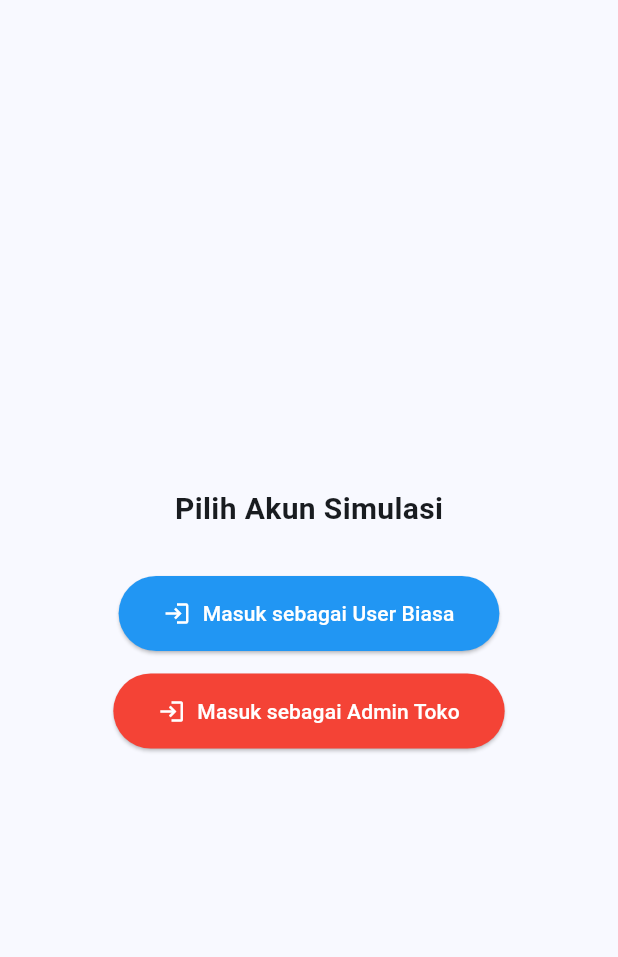
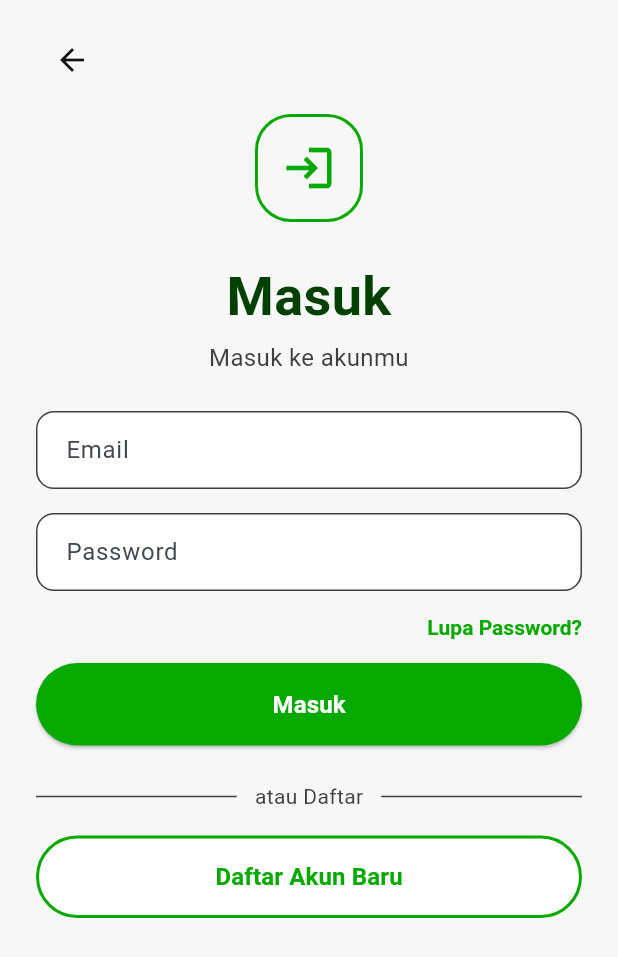
Before and after one commit to KamingLo/Learra, a Flutter app: the screen it shows after launch, item 3 of the bottom bar chosen, on a phone screen of 412 x 824 dp. Shown: the top 957 px of the screen. Run offline on Flutter 3.47's test engine with Material 3 defaults, Android fonts, the phone set to English and light mode, and no system bars; our stand-ins replace flutter_dotenv, shared_preferences.

Commit message:
Making the login page

```diff
--- a/lib/config/menu_config.dart
+++ b/lib/config/menu_config.dart
@@ -1,6 +1,9 @@
 import 'package:flutter/material.dart';
 import '../services/session_service.dart';
-import '../widgets/main_navbar.dart'; // Untuk navigasi ulang setelah logout
+import '../widgets/main_navbar.dart';
+// Impor screens dari lokasi baru
+import '../screens/auth/login_screen.dart';
+import '../screens/user/profile_screen.dart';
 
 // Model Menu
 class NavItem {
@@ -35,8 +38,8 @@ class MenuConfig {
     'pembayaran': NavItem(label: 'Bayar', icon: Icons.payment, screen: const PlaceholderScreen('Pembayaran', Colors.green)),
 
     // Profile (Isinya beda antara Guest vs User)
-    'profile': NavItem(label: 'Profil', icon: Icons.person, screen: const PlaceholderScreen('User Profile', Colors.grey)),
-    'login_nav': NavItem(label: 'Masuk', icon: Icons.login, screen: const PlaceholderScreen('Halaman Login', Colors.purple)), // Untuk Guest
+    'profile': NavItem(label: 'Profil', icon: Icons.person, screen: const ProfileScreen()), // <-- Diarahkan ke ProfileScreen
+    'login_nav': NavItem(label: 'Masuk', icon: Icons.login, screen: const LoginScreen()), // <-- Diarahkan ke LoginScreen
   };
 
   // LOGIC UTAMA: Menentukan List Menu berdasarkan Role
@@ -57,7 +60,6 @@ class MenuConfig {
       case 'guest':
       default:
         // Guest: Terbatas (Home, Produk, dan menu Login/Profile)
-        // Catatan: Guest biasanya menu terakhirnya mengarah ke LoginScreen
         keys = ['home', 'produk', 'login_nav'];
         break;
     }
--- a/lib/main.dart
+++ b/lib/main.dart
@@ -3,6 +3,7 @@ import 'package:flutter_dotenv/flutter_dotenv.dart';
 import 'package:flutter/services.dart';
 import 'services/session_service.dart';
 import 'widgets/main_navbar.dart';
+import 'screens/auth/login_screen.dart'; // Import untuk rute opsional
 
 Future<void> main() async {
   WidgetsFlutterBinding.ensureInitialized();
@@ -21,12 +22,15 @@ class MyApp extends StatelessWidget {
   Widget build(BuildContext context) {
     return MaterialApp(
       debugShowCheckedModeBanner: false,
-      title: 'Multi-Role App',
+      title: 'Learra',
       theme: ThemeData(
         colorScheme: ColorScheme.fromSeed(seedColor: Colors.blue),
         useMaterial3: true,
       ),
       home: const AuthCheck(),
+      routes: {
+        '/login': (context) => const LoginScreen(),
+      },
     );
   }
 }
@@ -63,57 +67,3 @@ class _AuthCheckState extends State<AuthCheck> {
   @override
   Widget build(BuildContext context) => const Scaffold(body: Center(child: CircularProgressIndicator()));
 }
-
-// --- 2. Halaman Login (Simulasi) ---
-// Nanti file ini dipindah ke screens/auth/login_screen.dart
-class LoginScreen extends StatelessWidget {
-  const LoginScreen({super.key});
-
-  void _performLogin(BuildContext context, String role) async {
-    // CERITANYA: Request ke API berhasil, dapet Token "abc123xyz"
-    String fakeToken = "eyJhbGciOiJIUzI1NiIsInR5cCI6IkpXVCJ9...";
-
-    // 1. Simpan Role & Token
-    await SessionService.saveSession(role, fakeToken);
-
-    if (!context.mounted) return;
-
-    // 2. Reload Aplikasi ke Navbar dengan Role Baru
-    Navigator.pushAndRemoveUntil(
-      context,
-      MaterialPageRoute(builder: (_) => MainNavbar(role: role)),
-      (route) => false,
-    );
-  }
-
-  @override
-  Widget build(BuildContext context) {
-    return Scaffold(
-      body: Center(
-        child: Column(
-          mainAxisAlignment: MainAxisAlignment.center,
-          children: [
-            const Text("Pilih Akun Simulasi", style: TextStyle(fontSize: 20, fontWeight: FontWeight.bold)),
-            const SizedBox(height: 30),
-
-            _loginButton(context, 'User Biasa', 'user', Colors.blue),
-            const SizedBox(height: 15),
-            _loginButton(context, 'Admin Toko', 'admin', Colors.red),
-          ],
-        ),
-      ),
-    );
-  }
-
-  Widget _loginButton(BuildContext context, String label, String role, Color color) {
-    return ElevatedButton.icon(
-      onPressed: () => _performLogin(context, role),
-      icon: const Icon(Icons.login, color: Colors.white),
-      label: Text("Masuk sebagai $label", style: const TextStyle(color: Colors.white)),
-      style: ElevatedButton.styleFrom(
-        backgroundColor: color,
-        padding: const EdgeInsets.symmetric(horizontal: 30, vertical: 15),
-      ),
-    );
-  }
-}
--- /dev/null
+++ b/lib/screens/auth/login_screen.dart
@@ -0,0 +1,414 @@
+import 'package:flutter/material.dart';
+import '../../services/api_service.dart';
+import '../../services/session_service.dart';
+
+enum AuthMode { login, register }
+
+class LoginScreen extends StatefulWidget {
+  const LoginScreen({super.key});
+
+  @override
+  State<LoginScreen> createState() => _LoginScreenState();
+}
+
+class _LoginScreenState extends State<LoginScreen> {
+  final _loginEmailController = TextEditingController();
+  final _loginPasswordController = TextEditingController();
+  final ApiService _apiService = ApiService();
+
+  final _registerNameController = TextEditingController();
+  final _registerEmailController = TextEditingController();
+  final _registerPasswordController = TextEditingController();
+  final _registerConfirmPasswordController = TextEditingController();
+  final _registerBirthDateController = TextEditingController();
+  final _registerNikController = TextEditingController();
+  final _registerJobController = TextEditingController();
+
+  String? _selectedIncomeRange;
+  AuthMode _mode = AuthMode.login;
+  bool _isLoginLoading = false;
+
+  final _incomeRanges = const [
+    '0 - 14.999.999',
+    '15.000.000 - 49.999.999',
+    '50.000.000 - 250.000.000',
+    '250.000.000 - 499.000.000',
+    '>= 500.000.000',
+  ];
+
+  @override
+  void dispose() {
+    _loginEmailController.dispose();
+    _loginPasswordController.dispose();
+    _registerNameController.dispose();
+    _registerEmailController.dispose();
+    _registerPasswordController.dispose();
+    _registerConfirmPasswordController.dispose();
+    _registerBirthDateController.dispose();
+    _registerNikController.dispose();
+    _registerJobController.dispose();
+    super.dispose();
+  }
+
+  Future<void> _handleLogin() async {
+    setState(() => _isLoginLoading = true);
+    try {
+      final response = await _apiService.post('/auth/login', body: {
+        'email': _loginEmailController.text.trim(),
+        'password': _loginPasswordController.text,
+      });
+      debugPrint('Login response: $response');
+      final token = response['token'] as String?;
+      final role = response['user']?['role'] as String? ?? 'guest';
+
+      if (token != null && token.isNotEmpty) {
+        await SessionService.saveSession(role, token);
+      } else {
+        debugPrint('Token tidak ditemukan pada response login.');
+      }
+
+      if (!mounted) return;
+      ScaffoldMessenger.of(context).showSnackBar(
+        SnackBar(content: Text(response['message'] ?? 'Login berhasil')),
+      );
+    } catch (e) {
+      debugPrint('Login error: $e');
+      if (!mounted) return;
+      ScaffoldMessenger.of(context).showSnackBar(
+        SnackBar(content: Text('Login gagal: $e')),
+      );
+    } finally {
+      if (mounted) {
+        setState(() => _isLoginLoading = false);
+      }
+    }
+  }
+
+  @override
+  Widget build(BuildContext context) {
+    return Scaffold(
+      backgroundColor: const Color(0xFFF7F7F7),
+      body: SafeArea(
+        child: SingleChildScrollView(
+          padding: const EdgeInsets.symmetric(horizontal: 24, vertical: 16),
+          child: Column(
+            crossAxisAlignment: CrossAxisAlignment.start,
+            children: [
+              IconButton(
+                onPressed: () => Navigator.maybePop(context),
+                icon: const Icon(Icons.arrow_back, color: Color(0xFF111111)),
+              ),
+              const SizedBox(height: 12),
+              _buildLogo(),
+              const SizedBox(height: 24),
+              Center(
+                child: Column(
+                  children: [
+                    Text(
+                      _mode == AuthMode.login ? 'Masuk' : 'Buat Akun',
+                      textAlign: TextAlign.center,
+                      style: const TextStyle(
+                        fontSize: 36,
+                        fontWeight: FontWeight.w600,
+                        color: Color(0xFF024000),
+                      ),
+                    ),
+                    const SizedBox(height: 4),
+                    Text(
+                      _mode == AuthMode.login ? 'Masuk ke akunmu' : 'Buat akun sekarang',
+                      textAlign: TextAlign.center,
+                      style: const TextStyle(color: Color(0xFF3F3F3F), fontSize: 16),
+                    ),
+                  ],
+                ),
+              ),
+              const SizedBox(height: 24),
+              if (_mode == AuthMode.login)
+                _buildLoginForm()
+              else
+                _buildRegisterForm(),
+            ],
+          ),
+        ),
+      ),
+    );
+  }
+
+  Widget _buildLogo() {
+    return Center(
+      child: Container(
+        width: 72,
+        height: 72,
+        decoration: BoxDecoration(
+          borderRadius: BorderRadius.circular(24),
+          border: Border.all(color: const Color(0xFF06A900), width: 2),
+        ),
+        child: const Icon(
+          Icons.login,
+          color: Color(0xFF06A900),
+          size: 36,
+        ),
+      ),
+    );
+  }
+
+  Widget _buildLoginForm() {
+    return Column(
+      crossAxisAlignment: CrossAxisAlignment.stretch,
+      children: [
+        _buildTextField(
+          controller: _loginEmailController,
+          label: 'Email',
+          hint: 'Masukkan email',
+          keyboardType: TextInputType.emailAddress,
+        ),
+        const SizedBox(height: 16),
+        _buildTextField(
+          controller: _loginPasswordController,
+          label: 'Password',
+          hint: 'Masukkan password',
+          obscureText: true,
+        ),
+        Align(
+          alignment: Alignment.centerRight,
+          child: TextButton(
+            onPressed: () {},
+            style: TextButton.styleFrom(
+              foregroundColor: const Color(0xFF06A900),
+              padding: EdgeInsets.zero,
+              textStyle: const TextStyle(fontWeight: FontWeight.w600),
+            ),
+            child: const Text('Lupa Password?'),
+          ),
+        ),
+        const SizedBox(height: 0),
+        _buildPrimaryButton(
+          label: 'Masuk',
+          onPressed: _isLoginLoading ? null : _handleLogin,
+          isLoading: _isLoginLoading,
+        ),
+        const SizedBox(height: 24),
+        _buildDividerWithText('atau Daftar'),
+        const SizedBox(height: 16),
+        _buildSecondaryButton(
+          label: 'Daftar Akun Baru',
+          onPressed: () => setState(() => _mode = AuthMode.register),
+        ),
+      ],
+    );
+  }
+
+  Widget _buildRegisterForm() {
+    return Column(
+      crossAxisAlignment: CrossAxisAlignment.stretch,
+      children: [
+        _buildTextField(
+          controller: _registerNameController,
+          label: 'Nama',
+          hint: 'Masukkan nama lengkap',
+        ),
+        const SizedBox(height: 12),
+        _buildTextField(
+          controller: _registerEmailController,
+          label: 'Email',
+          hint: 'Masukkan email',
+          keyboardType: TextInputType.emailAddress,
+        ),
+        const SizedBox(height: 12),
+        _buildTextField(
+          controller: _registerPasswordController,
+          label: 'Password',
+          hint: 'Masukkan password',
+          obscureText: true,
+          suffixIcon: const Icon(Icons.visibility_off, color: Color(0xFF3F3F3F)),
+        ),
+        const SizedBox(height: 12),
+        _buildTextField(
+          controller: _registerConfirmPasswordController,
+          label: 'Ulangi password',
+          hint: 'Konfirmasi password',
+          obscureText: true,
+        ),
+        const SizedBox(height: 12),
+        _buildTextField(
+          controller: _registerBirthDateController,
+          label: 'Tanggal lahir',
+          hint: 'DD/MM/YYYY',
+          keyboardType: TextInputType.datetime,
+          suffixIcon: const Icon(Icons.calendar_today, color: Color(0xFF3F3F3F), size: 20),
+        ),
+        const SizedBox(height: 12),
+        _buildTextField(
+          controller: _registerNikController,
+          label: 'Nomor identitas (NIK)',
+          hint: 'Masukkan NIK',
+          keyboardType: TextInputType.number,
+        ),
+        const SizedBox(height: 12),
+        _buildTextField(
+          controller: _registerJobController,
+          label: 'Pekerjaan',
+          hint: 'Masukkan pekerjaan',
+        ),
+        const SizedBox(height: 12),
+        _buildDropdownField(),
+        const SizedBox(height: 24),
+        _buildPrimaryButton(
+          label: 'Daftar Akun Baru',
+          onPressed: () {},
+        ),
+        const SizedBox(height: 16),
+        _buildDividerWithText('atau punya akun?'),
+        const SizedBox(height: 16),
+        _buildSecondaryButton(
+          label: 'Masuk ke akunmu',
+          onPressed: () => setState(() => _mode = AuthMode.login),
+        ),
+      ],
+    );
+  }
+
+  Widget _buildTextField({
+    required TextEditingController controller,
+    required String label,
+    required String hint,
+    bool obscureText = false,
+    TextInputType? keyboardType,
+    Widget? suffixIcon,
+  }) {
+    const borderColor = Color(0xFF3F3F3F);
+
+    return TextField(
+      controller: controller,
+      obscureText: obscureText,
+      keyboardType: keyboardType,
+      decoration: InputDecoration(
+        labelText: label,
+        hintText: hint,
+        suffixIcon: suffixIcon,
+        filled: true,
+        fillColor: Colors.white,
+        contentPadding: const EdgeInsets.symmetric(horizontal: 16, vertical: 14),
+        border: OutlineInputBorder(
+          borderRadius: BorderRadius.circular(12),
+          borderSide: const BorderSide(color: borderColor),
+        ),
+        enabledBorder: OutlineInputBorder(
+          borderRadius: BorderRadius.circular(12),
+          borderSide: const BorderSide(color: borderColor),
+        ),
+        focusedBorder: OutlineInputBorder(
+          borderRadius: BorderRadius.circular(12),
+          borderSide: const BorderSide(color: Color(0xFF06A900), width: 2),
+        ),
+      ),
+    );
+  }
+
+  Widget _buildDropdownField() {
+    return InputDecorator(
+      decoration: InputDecoration(
+        labelText: 'Rentang pendapatan',
+        hintText: 'Pilih rentang pendapatanmu',
+        filled: true,
+        fillColor: Colors.white,
+        contentPadding: const EdgeInsets.symmetric(horizontal: 16, vertical: 4),
+        border: OutlineInputBorder(
+          borderRadius: BorderRadius.circular(12),
+          borderSide: const BorderSide(color: Color(0xFF3F3F3F)),
+        ),
+        enabledBorder: OutlineInputBorder(
+          borderRadius: BorderRadius.circular(12),
+          borderSide: const BorderSide(color: Color(0xFF3F3F3F)),
+        ),
+        focusedBorder: OutlineInputBorder(
+          borderRadius: BorderRadius.circular(12),
+          borderSide: const BorderSide(color: Color(0xFF06A900), width: 2),
+        ),
+      ),
+      child: DropdownButtonHideUnderline(
+        child: DropdownButton<String>(
+          value: _selectedIncomeRange,
+          hint: const Text('Pilih rentang pendapatanmu  '),
+          isExpanded: true,
+          items: _incomeRanges
+              .map((range) => DropdownMenuItem(
+                    value: range,
+                    child: Padding(
+                      padding: const EdgeInsets.symmetric(vertical: 8),
+                      child: Text(range),
+                    ),
+                  ))
+              .toList(),
+          onChanged: (value) => setState(() => _selectedIncomeRange = value),
+        ),
+      ),
+    );
+  }
+
+  Widget _buildPrimaryButton({
+    required String label,
+    VoidCallback? onPressed,
+    bool isLoading = false,
+  }) {
+    return ElevatedButton(
+      onPressed: isLoading ? null : onPressed,
+      style: ElevatedButton.styleFrom(
+        backgroundColor: const Color(0xFF06A900),
+        foregroundColor: Colors.white,
+        padding: const EdgeInsets.symmetric(vertical: 16),
+        shape: RoundedRectangleBorder(borderRadius: BorderRadius.circular(32)),
+      ),
+      child: isLoading
+          ? const SizedBox(
+              height: 20,
+              width: 20,
+              child: CircularProgressIndicator(
+                strokeWidth: 2,
+                valueColor: AlwaysStoppedAnimation<Color>(Colors.white),
+              ),
+            )
+          : Text(
+              label,
+              style: const TextStyle(fontSize: 16, fontWeight: FontWeight.w600),
+            ),
+    );
+  }
+
+  Widget _buildSecondaryButton({required String label, required VoidCallback onPressed}) {
+    return OutlinedButton(
+      onPressed: onPressed,
+      style: OutlinedButton.styleFrom(
+        foregroundColor: const Color(0xFF06A900),
+        side: const BorderSide(color: Color(0xFF06A900), width: 2),
+        padding: const EdgeInsets.symmetric(vertical: 16),
+        shape: RoundedRectangleBorder(borderRadius: BorderRadius.circular(32)),
+        backgroundColor: Colors.white,
+      ),
+      child: Text(
+        label,
+        style: const TextStyle(fontSize: 16, fontWeight: FontWeight.w600),
+      ),
+    );
+  }
+
+  Widget _buildDividerWithText(String text) {
+    return Row(
+      children: [
+        const Expanded(
+          child: Divider(color: Color(0xFF3F3F3F), thickness: 1),
+        ),
+        Padding(
+          padding: const EdgeInsets.symmetric(horizontal: 12),
+          child: Text(
+            text,
+            style: const TextStyle(color: Color(0xFF3F3F3F)),
+          ),
+        ),
+        const Expanded(
+          child: Divider(color: Color(0xFF3F3F3F), thickness: 1),
+        ),
+      ],
+    );
+  }
+}
--- a/lib/services/api_service.dart
+++ b/lib/services/api_service.dart
@@ -14,7 +14,7 @@ class ApiService {
     // 1. Ambil instance SharedPreferences
 
     final prefs = await SharedPreferences.getInstance();
-    debugPrint(_apiKey);
+
     // 2. Baca token (gunakan getString untuk SharedPrefs)
     String? token = prefs.getString('auth_token');
 
--- a/lib/widgets/main_navbar.dart
+++ b/lib/widgets/main_navbar.dart
@@ -2,7 +2,7 @@ import 'package:flutter/material.dart';
 import 'package:flutter/services.dart';
 import '../config/menu_config.dart';
 import '../services/session_service.dart';
-import '../main.dart';
+import '../screens/auth/login_screen.dart'; // <-- Diperbarui
 
 class MainNavbar extends StatefulWidget {
   final String role;
@@ -24,6 +24,7 @@ class _MainNavbarState extends State<MainNavbar> {
 
   void _onItemTapped(int index) {
     if (widget.role == 'guest' && index == _menuItems.length - 1) {
+      // Navigasi ke LoginScreen saat mengklik menu 'Masuk'
       Navigator.push(context, MaterialPageRoute(builder: (_) => const LoginScreen()));
       return;
     }
```
Also changed, not shown: lib/screens/user/profile_screen.dart (added, +66 -0 lines), lib/screens/auth/forgot_password_page.dart (deleted), lib/screens/auth/login_page.dart (deleted), lib/screens/auth/register_page.dart (deleted), pubspec.lock.
